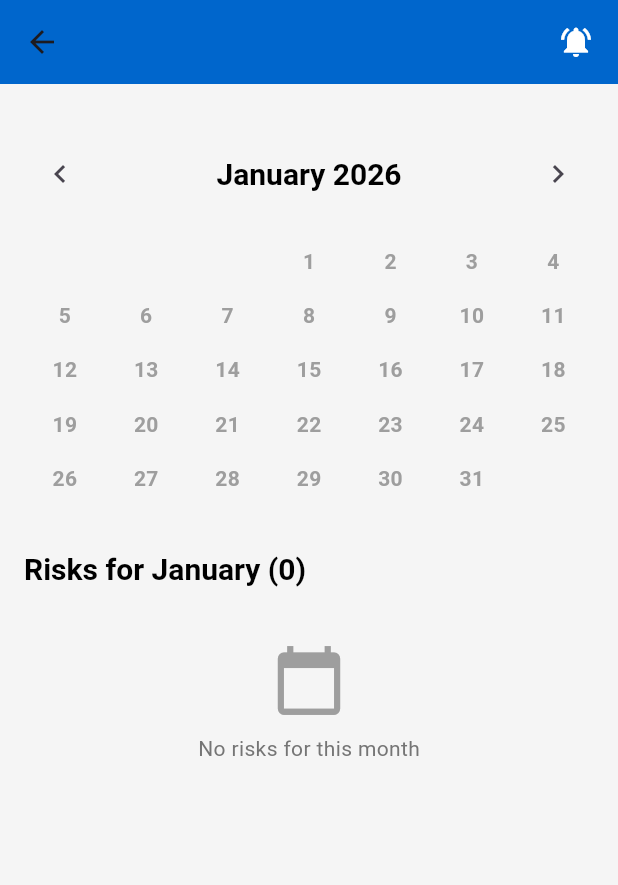
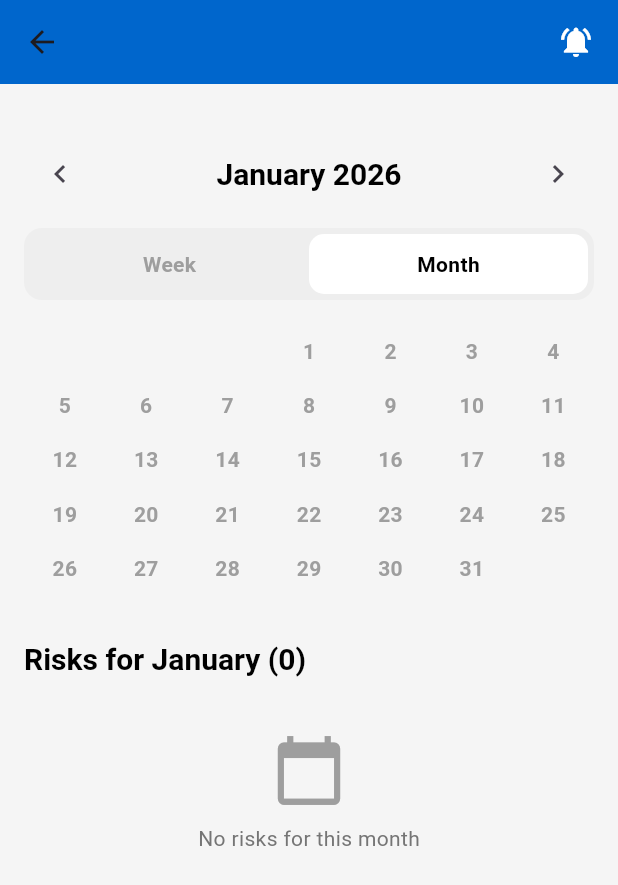
Before and after one commit to sonika-tang/everyday_risk_analyzer, a Flutter app: the CalendarScreen screen opened directly with empty values, on a phone screen of 412 x 824 dp. Shown: the top 885 px of the screen. Run offline on Flutter 3.47's test engine with Material 3 defaults, Android fonts, the phone set to English and light mode, and no system bars; accounts and stored records are empty.

Commit message:
finish Calendar

```diff
--- a/lib/data/mock_risks.dart
+++ b/lib/data/mock_risks.dart
@@ -108,7 +108,7 @@ class StorageService {
         description: 'Financial risk - Finance',
         category: 'Finance',
         severity: 'High',
-        date: now.subtract(Duration(days: 2)),
+        date: now.subtract(Duration(days: 4)),
         createdAt: now.subtract(Duration(days: 3)),
         frequency: 2,
       ),
--- a/lib/ui/screens/calendar_screen.dart
+++ b/lib/ui/screens/calendar_screen.dart
@@ -15,9 +15,12 @@ class CalendarScreen extends StatefulWidget {
   State<CalendarScreen> createState() => _CalendarScreenState();
 }
 
+enum CalendarView { month, week }
+
 class _CalendarScreenState extends State<CalendarScreen> {
   late DateTime currentMonth;
   late List<DateTime> datesWithRisks;
+  CalendarView currentView = CalendarView.month;
 
   @override
   void initState() {
@@ -29,10 +32,29 @@ class _CalendarScreenState extends State<CalendarScreen> {
   @override
   Widget build(BuildContext context) {
     List<RiskEntry> monthRisks = widget.risks
-        .where((r) =>
+        .where(
+          (r) =>
               r.date.year == currentMonth.year &&
-            r.date.month == currentMonth.month)
+              r.date.month == currentMonth.month,
+        )
         .toList();
+
+    final now = DateTime(
+      currentMonth.year,
+      currentMonth.month,
+      currentMonth.day,
+    );
+
+    DateTime startOfWeek = currentMonth.subtract(Duration(days: currentMonth.weekday - 1));
+    DateTime endOfWeek = startOfWeek.add(const Duration(days: 6));
+
+    final weekRisks = widget.risks.where((r) {
+      return r.date.isAtSameMomentAs(startOfWeek) ||
+            r.date.isAtSameMomentAs(endOfWeek) ||
+            (r.date.isAfter(startOfWeek) && r.date.isBefore(endOfWeek));
+    }).toList();
+
+    final displayedRisks = currentView == CalendarView.month ? monthRisks : weekRisks;
 
     return Scaffold(
       appBar: DefaultAppBar(),
@@ -45,29 +67,59 @@ class _CalendarScreenState extends State<CalendarScreen> {
             children: [
               IconButton(
                 icon: Icon(Icons.chevron_left),
-                onPressed: () => setState(() =>
-                    currentMonth = DateTime(currentMonth.year, currentMonth.month - 1)),
+                onPressed: () => setState(() {
+                  if (currentView == CalendarView.month) {
+                    currentMonth = DateTime(currentMonth.year, currentMonth.month - 1);
+                  } else {
+                    currentMonth = currentMonth.subtract(const Duration(days: 7));
+                  }
+                }),
               ),
               Text(
-                '${_monthName(currentMonth.month)} ${currentMonth.year}',
+                currentView == CalendarView.month
+                    ? '${_monthName(currentMonth.month)} ${currentMonth.year}'
+                    : '${_monthName(startOfWeek.month)} ${startOfWeek.day} – '
+                      '${_monthName(endOfWeek.month)} ${endOfWeek.day}, ${endOfWeek.year}',
                 style: Theme.of(context).textTheme.headlineMedium,
               ),
               IconButton(
                 icon: Icon(Icons.chevron_right),
-                onPressed: () => setState(() =>
-                    currentMonth = DateTime(currentMonth.year, currentMonth.month + 1)),
+                onPressed: () => setState(() {
+                  if (currentView == CalendarView.month) {
+                    currentMonth = DateTime(currentMonth.year, currentMonth.month + 1);
+                  } else {
+                    currentMonth = currentMonth.add(const Duration(days: 7));
+                  }
+                }),
               ),
             ],
           ),
+          SizedBox(height: 12,),
+          Container(
+            padding: const EdgeInsets.all(4),
+            decoration: BoxDecoration(
+              color: Colors.grey.shade200,
+              borderRadius: BorderRadius.circular(12),
+            ),
+            child: Row(
+              children: [
+                _viewButton('Week', CalendarView.week),
+                _viewButton('Month', CalendarView.month),
+              ],
+            ),
+          ),
           SizedBox(height: 16),
-          _buildCalendar(),
+          currentView == CalendarView.month ? _buildCalendar() : _buildWeekView(),
           SizedBox(height: 30),
           Text(
-            "Risks for ${_monthName(currentMonth.month)} (${monthRisks.length})",
+            currentView == CalendarView.month
+                ? "Risks for ${_monthName(currentMonth.month)} (${monthRisks.length})"
+                : "Risks for ${_monthName(startOfWeek.month)} ${startOfWeek.day} – "
+                  "${_monthName(endOfWeek.month)} ${endOfWeek.day} (${weekRisks.length})",
             style: Theme.of(context).textTheme.headlineMedium,
           ),
           SizedBox(height: 16),
-          if (monthRisks.isEmpty)
+          if (displayedRisks.isEmpty)
             Center(
               child: Padding(
                 padding: EdgeInsets.all(20),
@@ -75,22 +127,27 @@ class _CalendarScreenState extends State<CalendarScreen> {
                   children: [
                     Icon(Icons.calendar_today, size: 50, color: Colors.grey),
                     SizedBox(height: 10),
-                    Text('No risks for this month',
-                        style: Theme.of(context).textTheme.bodyMedium),
+                    Text(
+                      'No risks for this month',
+                      style: Theme.of(context).textTheme.bodyMedium,
+                    ),
                   ],
                 ),
               ),
             )
           else
-            ...monthRisks.map((risk) => RiskCard(
+          ...displayedRisks.map(
+            (risk) => RiskCard(
               risk: risk,
               onTap: () => Navigator.push(
                 context,
                 MaterialPageRoute(
-                      builder: (_) => RiskDetailScreen(risk: risk, onRiskDeleted: () {  },),
+                  builder: (_) =>
+                      RiskDetailScreen(risk: risk, onRiskDeleted: () {}),
                 ),
               ),
-                )),
+            ),
+          ),
         ],
       ),
     );
@@ -98,7 +155,11 @@ class _CalendarScreenState extends State<CalendarScreen> {
 
   Widget _buildCalendar() {
     int firstDay = DateTime(currentMonth.year, currentMonth.month, 1).weekday;
-    int daysInMonth = DateTime(currentMonth.year, currentMonth.month + 1, 0).day;
+    int daysInMonth = DateTime(
+      currentMonth.year,
+      currentMonth.month + 1,
+      0,
+    ).day;
 
     List<Widget> dayWidgets = [];
     for (int i = 1; i < firstDay; i++) {
@@ -107,13 +168,17 @@ class _CalendarScreenState extends State<CalendarScreen> {
 
     for (int day = 1; day <= daysInMonth; day++) {
       DateTime date = DateTime(currentMonth.year, currentMonth.month, day);
-      bool hasRisks = datesWithRisks.any((d) =>
-          d.year == date.year && d.month == date.month && d.day == date.day);
+      bool hasRisks = datesWithRisks.any(
+        (d) =>
+            d.year == date.year && d.month == date.month && d.day == date.day,
+      );
       int riskCountForDay = widget.risks
-          .where((r) =>
+          .where(
+            (r) =>
                 r.date.year == date.year &&
                 r.date.month == date.month &&
-              r.date.day == date.day)
+                r.date.day == date.day,
+          )
           .length;
 
       dayWidgets.add(
@@ -128,12 +193,19 @@ class _CalendarScreenState extends State<CalendarScreen> {
                   : Colors.transparent,
               borderRadius: BorderRadius.circular(8),
               border: Border.all(
-                color: hasRisks ? AppTheme.accentColor.withValues(alpha: .5) : Colors.transparent,
+                color: hasRisks
+                    ? AppTheme.accentColor.withValues(alpha: .5)
+                    : Colors.transparent,
               ),
             ),
             child: Column(
               mainAxisAlignment: MainAxisAlignment.center,
               children: [
+                // Text(
+                //   ['Mon','Tue','Wed','Thu','Fri','Sat','Sun'][index],
+                //   style: const TextStyle(fontSize: 12, color: Colors.grey),
+                // ),
+                //const SizedBox(height: 6),
                 Text(
                   '$day',
                   style: TextStyle(
@@ -151,10 +223,11 @@ class _CalendarScreenState extends State<CalendarScreen> {
                       color: AppTheme.accentColor,
                     ),
                   ),
-                  Text('$riskCountForDay',
-                      style:
-                          TextStyle(fontSize: 10, color: AppTheme.accentColor)),
-                ]
+                  Text(
+                    '$riskCountForDay',
+                    style: TextStyle(fontSize: 10, color: AppTheme.accentColor),
+                  ),
+                ],
               ],
             ),
           ),
@@ -172,7 +245,10 @@ class _CalendarScreenState extends State<CalendarScreen> {
   }
 
   void _showDayRisks(BuildContext context, DateTime date) {
-    List<RiskEntry> dayRisks = RiskLogicEngine.getRisksForDate(widget.risks, date);
+    List<RiskEntry> dayRisks = RiskLogicEngine.getRisksForDate(
+      widget.risks,
+      date,
+    );
     showModalBottomSheet(
       context: context,
       builder: (context) => Container(
@@ -188,21 +264,116 @@ class _CalendarScreenState extends State<CalendarScreen> {
             Expanded(
               child: ListView(
                 children: dayRisks
-                    .map((risk) => RiskCard(
+                    .map(
+                      (risk) => RiskCard(
                         risk: risk,
                         onTap: () => Navigator.push(
                           context,
                           MaterialPageRoute(
-                              builder: (_) => RiskDetailScreen(risk: risk, onRiskDeleted: () {  },),
+                            builder: (_) => RiskDetailScreen(
+                              risk: risk,
+                              onRiskDeleted: () {},
                             ),
                           ),
-                        ))
+                        ),
+                      ),
+                    )
                     .toList(),
               ),
             ),
           ],
         ),
       ),
+    );
+  }
+
+  Widget _viewButton(String label, CalendarView view) {
+    final isSelected = currentView == view;
+
+    return Expanded(
+      child: GestureDetector(
+        onTap: () => setState(() => currentView = view),
+        child: Container(
+          padding: const EdgeInsets.symmetric(vertical: 10),
+          decoration: BoxDecoration(
+            color: isSelected ? Colors.white : Colors.transparent,
+            borderRadius: BorderRadius.circular(10),
+          ),
+          alignment: Alignment.center,
+          child: Text(
+            label,
+            style: TextStyle(
+              fontWeight: FontWeight.w600,
+              color: isSelected ? Colors.black : Colors.grey,
+            ),
+          ),
+        ),
+      ),
+    );
+  }
+
+  Widget _buildWeekView() {
+    final now = DateTime(currentMonth.year, currentMonth.month, currentMonth.day);
+    final startOfWeek = now.subtract(Duration(days: now.weekday - 1));
+
+    List<Widget> days = List.generate(7, (index) {
+      final date = startOfWeek.add(Duration(days: index));
+
+      final dayRisks = widget.risks.where((r) =>
+          r.date.year == date.year &&
+          r.date.month == date.month &&
+          r.date.day == date.day).toList();
+
+      return GestureDetector(
+        onTap: dayRisks.isNotEmpty
+            ? () => _showDayRisks(context, date)
+            : null,
+        child: Container(
+          decoration: BoxDecoration(
+              color: dayRisks.isNotEmpty
+                  ? (Theme.of(context).brightness == Brightness.dark
+                        ? Color(0xFF1a2332)
+                        : Color(0xFFe3f2fd))
+                  : Colors.transparent,
+              borderRadius: BorderRadius.circular(8),
+              border: Border.all(
+                color: dayRisks.isNotEmpty
+                    ? AppTheme.accentColor.withValues(alpha: .5)
+                    : Colors.transparent,
+              ),
+            ),
+          padding: const EdgeInsets.all(8),
+          child: Column(
+            mainAxisAlignment: MainAxisAlignment.center,
+            children: [
+              Text(
+                ['Mon','Tue','Wed','Thu','Fri','Sat','Sun'][index],
+                style: const TextStyle(fontSize: 12, color: Colors.grey),
+              ),
+              const SizedBox(height: 6),
+              Text(
+                '${date.day}',
+                style: TextStyle(
+                  fontWeight: FontWeight.bold,
+                  color: dayRisks.isNotEmpty
+                      ? AppTheme.accentColor
+                      : Colors.grey,
+                ),
+              ),
+              if (dayRisks.isNotEmpty)
+                Text(
+                  '${dayRisks.length} risks',
+                  style: TextStyle(fontSize: 10, color: AppTheme.accentColor),
+                ),
+            ],
+          ),
+        ),
+      );
+    });
+
+    return Row(
+      mainAxisAlignment: MainAxisAlignment.spaceBetween,
+      children: days.map((d) => Expanded(child: d)).toList(),
     );
   }
 
@@ -219,7 +390,7 @@ class _CalendarScreenState extends State<CalendarScreen> {
       'September',
       'October',
       'November',
-      'December'
+      'December',
     ];
     return months[month - 1];
   }
```
Lines whose indentation alone changed are shown as unchanged.
